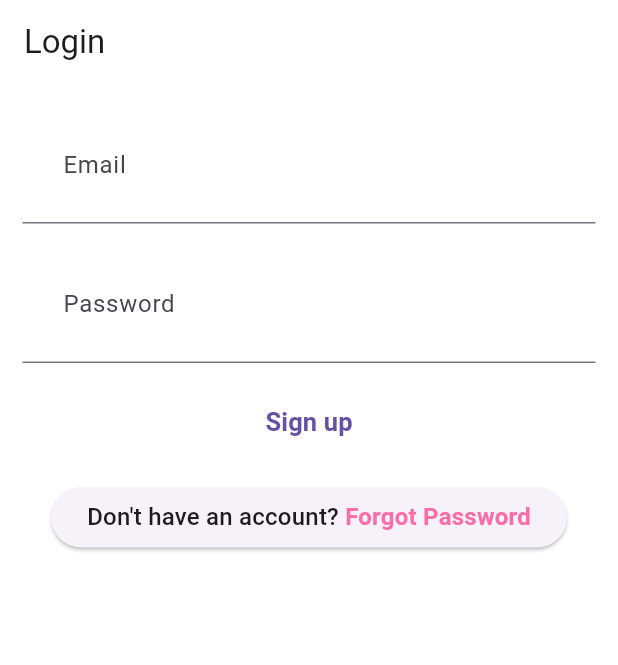
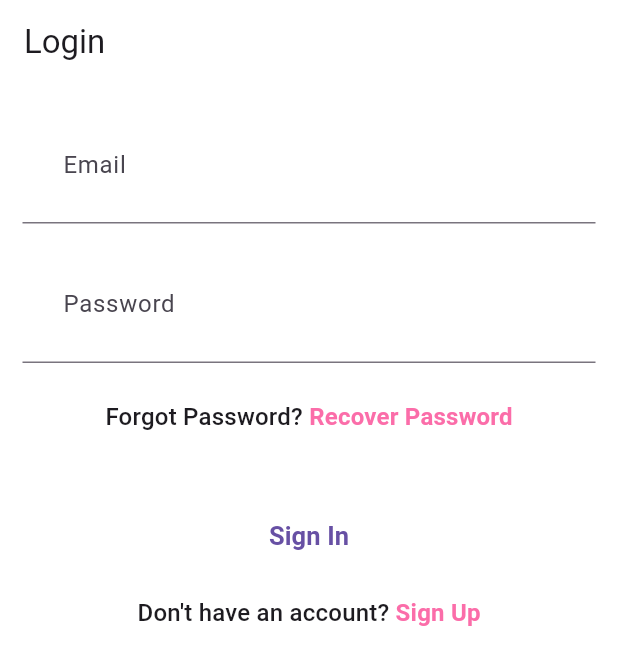
Before and after one commit to uzaircode/evercook, a Flutter app: the screen it shows after launch, on a phone screen of 412 x 824 dp. Shown: the top 665 px of the screen. Run offline on Flutter 3.47's test engine with Material 3 defaults, Android fonts, the phone set to English and light mode, and no system bars; our stand-ins replace dotted_border, email_validator, firebase_analytics, firebase_core, flutter_bloc, fpdart and 4 more; accounts and stored records are empty.

Commit message:
Revise UI code

```diff
--- a/lib/features/auth/presentation/pages/login_page.dart
+++ b/lib/features/auth/presentation/pages/login_page.dart
@@ -1,10 +1,9 @@
 import 'package:evercook/core/common/widgets/loader.dart';
-import 'package:evercook/core/cubit/app_user.dart';
-import 'package:evercook/core/utils/logger.dart';
 import 'package:evercook/core/theme/app_pallete.dart';
 import 'package:evercook/core/utils/show_snackbar.dart';
 import 'package:evercook/features/auth/presentation/bloc/auth_bloc.dart';
 import 'package:evercook/features/auth/presentation/pages/recover_page.dart';
+import 'package:evercook/features/auth/presentation/pages/signup_page.dart';
 import 'package:evercook/features/auth/presentation/widgets/auth_button.dart';
 import 'package:evercook/features/auth/presentation/widgets/auth_field.dart';
 import 'package:evercook/pages/home/dashboard.dart';
@@ -35,6 +34,7 @@ class _LoginPageState extends State<LoginPage> {
   @override
   Widget build(BuildContext context) {
     return Scaffold(
+      resizeToAvoidBottomInset: false,
       appBar: AppBar(
         title: const Text('Login'),
       ),
@@ -68,6 +68,31 @@ class _LoginPageState extends State<LoginPage> {
                     isObscureText: true,
                   ),
                   const SizedBox(height: 12),
+                  const SizedBox(height: 12),
+                  GestureDetector(
+                    onTap: () {
+                      Navigator.push(
+                        context,
+                        RecoverPasswordPage.route(),
+                      );
+                    },
+                    child: RichText(
+                      text: TextSpan(
+                        text: 'Forgot Password? ',
+                        style: Theme.of(context).textTheme.titleMedium,
+                        children: [
+                          TextSpan(
+                            text: 'Recover Password',
+                            style: Theme.of(context).textTheme.titleMedium?.copyWith(
+                                  color: AppPallete.gradient2,
+                                  fontWeight: FontWeight.bold,
+                                ),
+                          ),
+                        ],
+                      ),
+                    ),
+                  ),
+                  const SizedBox(height: 40),
                   AuthButton(
                       onPressed: () {
                         if (formKey.currentState!.validate()) {
@@ -79,11 +104,14 @@ class _LoginPageState extends State<LoginPage> {
                               );
                         }
                       },
-                      buttonText: 'Sign up'),
+                      buttonText: 'Sign In'),
                   const SizedBox(height: 12),
-                  ElevatedButton(
-                    onPressed: () async {
-                      context.read<AuthBloc>().add(AuthSignOut());
+                  GestureDetector(
+                    onTap: () {
+                      Navigator.push(
+                        context,
+                        SignUpPage.route(),
+                      );
                     },
                     child: RichText(
                       text: TextSpan(
@@ -91,7 +119,7 @@ class _LoginPageState extends State<LoginPage> {
                         style: Theme.of(context).textTheme.titleMedium,
                         children: [
                           TextSpan(
-                            text: 'Forgot Password',
+                            text: 'Sign Up',
                             style: Theme.of(context).textTheme.titleMedium?.copyWith(
                                   color: AppPallete.gradient2,
                                   fontWeight: FontWeight.bold,
--- a/lib/features/auth/presentation/pages/profile_page.dart
+++ b/lib/features/auth/presentation/pages/profile_page.dart
@@ -1,14 +1,10 @@
 import 'package:evercook/core/cubit/app_user.dart';
 import 'package:evercook/core/theme/app_pallete.dart';
 import 'package:evercook/features/auth/presentation/pages/edit_profile_page.dart';
-import 'package:evercook/core/utils/analytics_engine.dart';
-import 'package:evercook/core/utils/show_snackbar.dart';
 import 'package:evercook/features/auth/presentation/bloc/auth_bloc.dart';
 import 'package:evercook/features/auth/presentation/pages/login_page.dart';
 import 'package:flutter/material.dart';
 import 'package:flutter_bloc/flutter_bloc.dart';
-import 'package:evercook/features/auth/presentation/bloc/auth_bloc.dart';
-import 'package:evercook/features/auth/presentation/pages/login_page.dart';
 
 class ProfilePage extends StatefulWidget {
   const ProfilePage({Key? key}) : super(key: key);
@@ -65,6 +61,7 @@ class _ProfilePageState extends State<ProfilePage> {
                     },
                     child: const Text('Edit Profile'),
                   ),
+                  const SizedBox(height: 30),
                   ElevatedButton(
                     onPressed: () {
                       context.read<AuthBloc>().add(AuthSignOut());
--- a/lib/features/auth/presentation/pages/signup_page.dart
+++ b/lib/features/auth/presentation/pages/signup_page.dart
@@ -9,6 +9,7 @@ import 'package:flutter/material.dart';
 import 'package:flutter_bloc/flutter_bloc.dart';
 
 class SignUpPage extends StatefulWidget {
+  static route() => MaterialPageRoute(builder: (context) => const SignUpPage());
   const SignUpPage({super.key});
 
   @override
@@ -32,6 +33,7 @@ class _SignUpPageState extends State<SignUpPage> {
   @override
   Widget build(BuildContext context) {
     return Scaffold(
+      resizeToAvoidBottomInset: false,
       appBar: AppBar(),
       body: Padding(
         padding: const EdgeInsets.all(15.0),
```
